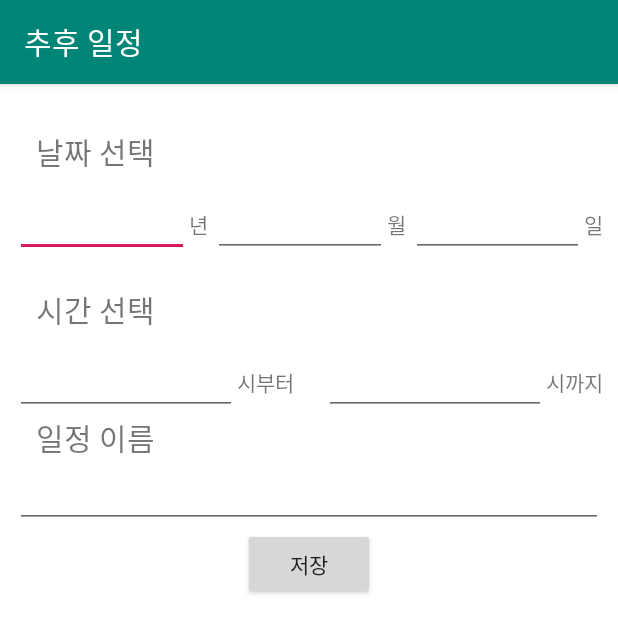
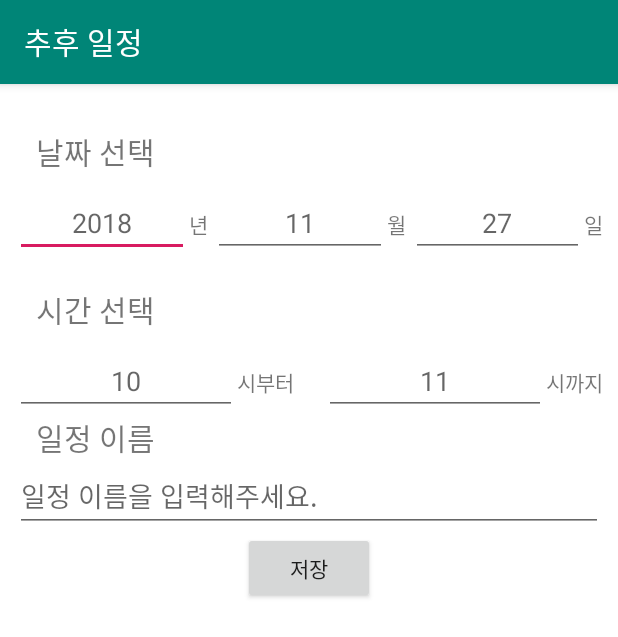
Before and after one commit to lozenia64/TimeCircle, an Android app: the TabActivity_3 screen opened directly, with no data from a screen before it, on a phone screen of 412 x 824 dp. Shown: the top 637 px of the screen. Run offline under Robolectric (Android 15) with nearby library versions, the phone set to English and light mode, and no system bars.

Commit message:
탭3 수정
탭3에서 삭제한 일정은 탭1에서도 함께 삭제.
힌트 추가.

```diff
--- a/app/src/main/java/com/ljy93/timecircle/DetailsActivity.java
+++ b/app/src/main/java/com/ljy93/timecircle/DetailsActivity.java
@@ -37,6 +37,7 @@ public class DetailsActivity extends AppCompatActivity {
         deleteB.setOnClickListener(new View.OnClickListener() {
             @Override
             public void onClick(View v) {
+                final DbHandler1 dbHandler1 = new DbHandler1(DetailsActivity.this);
                 final DbHandler3 dbHandler = new DbHandler3(DetailsActivity.this);
                 ArrayList<HashMap<String, String>> userList = dbHandler.GetUsers();
 
@@ -47,7 +48,9 @@ public class DetailsActivity extends AppCompatActivity {
                     public void onClick(DialogInterface dialog, int which) {
                         editT = (EditText)dialogView.findViewById(R.id.dlgEdt1);
                         dNum = Integer.parseInt(editT.getText().toString());
+                        final ArrayList<HashMap<String, String>> userList = dbHandler.GetUserByUserId(dNum);
                         dbHandler.DeleteUser(dNum);
+                        dbHandler1.DeleteUser1(userList.get(0).get("day"), userList.get(0).get("startTime"), userList.get(0).get("endTime"));
                         Intent intent = getIntent();
                         finish();
                         startActivity(intent);
--- a/app/src/main/java/com/ljy93/timecircle/TabActivity_3.java
+++ b/app/src/main/java/com/ljy93/timecircle/TabActivity_3.java
@@ -17,6 +17,10 @@ import android.widget.Toast;
 
 import com.ljy93.timecircle.R;
 
+import java.text.SimpleDateFormat;
+import java.util.Calendar;
+import java.util.Date;
+
 public class TabActivity_3 extends AppCompatActivity {
     Button sbtn3;
     EditText dateY, dateM, dateD, time1, time2, name3;
@@ -28,6 +32,11 @@ public class TabActivity_3 extends AppCompatActivity {
         setContentView(R.layout.activity_tab_activity_3);
         setTitle("추후 일정");
 
+        long time = System.currentTimeMillis();
+        SimpleDateFormat dayTime = new SimpleDateFormat("yyyy-MM-dd-hh");
+        String str = dayTime.format(new Date(time));
+        String arr[] = str.split("-");
+
         sbtn3 = (Button)findViewById(R.id.saveBtn3);
         dateY = (EditText)findViewById(R.id.selectDate_3_1);
         dateM = (EditText)findViewById(R.id.selectDate_3_2);
@@ -35,6 +44,14 @@ public class TabActivity_3 extends AppCompatActivity {
         time1 = (EditText)findViewById(R.id.selectTime_3_1);
         time2 = (EditText)findViewById(R.id.selectTime_3_2);
         name3 = (EditText)findViewById(R.id.selectName_3);
+
+        dateY.setHint(arr[0]);
+        dateM.setHint(arr[1]);
+        dateD.setHint(arr[2]);
+        time1.setHint(arr[3]);
+        int t = Integer.parseInt(arr[3])+1;
+        time2.setHint(t+"");
+        name3.setHint("일정 이름을 입력해주세요.");
 
         sbtn3.setOnClickListener(new View.OnClickListener() {
             @Override
@@ -62,6 +79,7 @@ public class TabActivity_3 extends AppCompatActivity {
                     else if (intM > 12 || intM < 1) Toast.makeText(getApplicationContext(), "월은 1~12사이의 값을 입력해주세요!", Toast.LENGTH_SHORT).show();
                     else if (intD > 31 || intD < 1) Toast.makeText(getApplicationContext(), "일은 1~31사이의 값을 입력해주세요!", Toast.LENGTH_SHORT).show();
                     else if (Stime > 23 || Stime < 0 || Etime < 0 || Etime > 23) Toast.makeText(getApplicationContext(), "시간은 0~23사이의 값을 입력해주세요!", Toast.LENGTH_SHORT).show();
+                    else if (Stime >= Etime) Toast.makeText(getApplicationContext(), "시작시간이 종료시간보다 작아야해요!", Toast.LENGTH_SHORT).show();
                     else {
                         DbHandler1 dbHandler1 = new DbHandler1(TabActivity_3.this);
                         DbHandler3 dbHandler = new DbHandler3(TabActivity_3.this);
```
Also changed, not shown: app/src/main/java/com/ljy93/timecircle/DbHandler3.java (+15 -0 lines).
